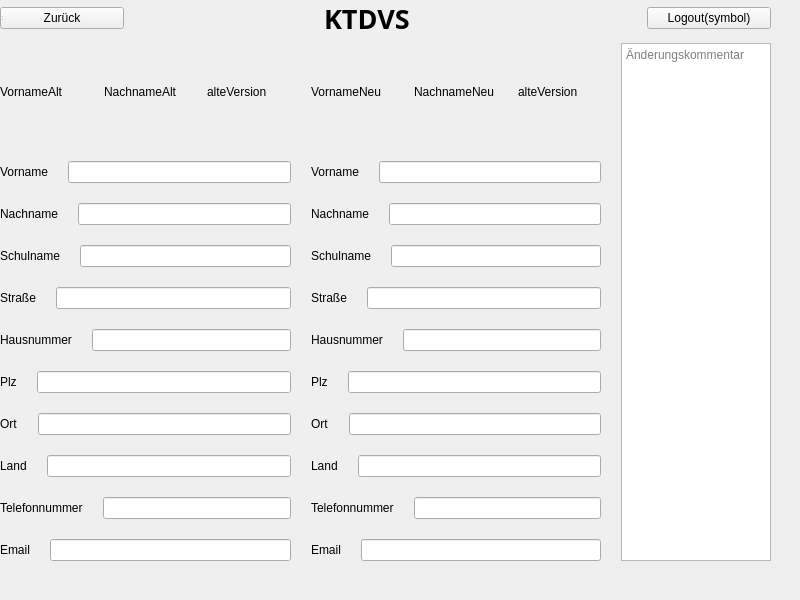
Qt form KTDVS/KTDVS/View_VersionsverlaufDetailliert.ui (SimonRuttmann/ClassReunionSoftware) before a commit.
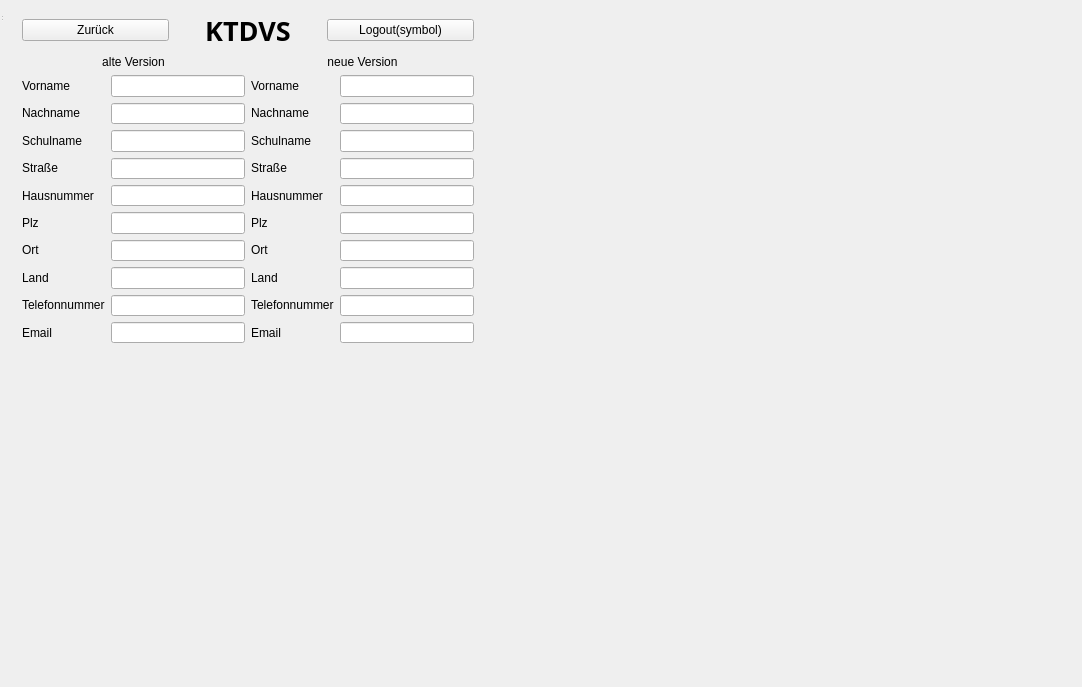
The same form after that commit.

Commit message: VersionsverlaufDetailiert verschönert

The edit to the form file:
```diff
--- a/KTDVS/KTDVS/View_VersionsverlaufDetailliert.ui
+++ b/KTDVS/KTDVS/View_VersionsverlaufDetailliert.ui
@@ -6,8 +6,8 @@
    <rect>
     <x>0</x>
     <y>0</y>
-    <width>800</width>
-    <height>600</height>
+    <width>1082</width>
+    <height>687</height>
    </rect>
   </property>
   <property name="windowTitle">
@@ -16,33 +16,24 @@
   <widget class="QWidget" name="centralwidget" native="true">
    <property name="geometry">
     <rect>
-     <x>0</x>
-     <y>0</y>
+     <x>20</x>
+     <y>10</y>
      <width>771</width>
      <height>561</height>
     </rect>
    </property>
-   <widget class="QWidget" name="verticalLayoutWidget">
+   <widget class="QWidget" name="">
     <property name="geometry">
      <rect>
-      <x>0</x>
-      <y>0</y>
-      <width>771</width>
-      <height>561</height>
+      <x>2</x>
+      <y>2</y>
+      <width>452</width>
+      <height>331</height>
      </rect>
     </property>
-    <layout class="QVBoxLayout" name="verticalLayout_2">
-     <property name="spacing">
-      <number>6</number>
-     </property>
-     <property name="topMargin">
-      <number>0</number>
-     </property>
+    <layout class="QVBoxLayout" name="verticalLayout_7">
      <item>
-      <layout class="QHBoxLayout" name="Seitenheader_2">
-       <property name="spacing">
-        <number>200</number>
-       </property>
+      <layout class="QHBoxLayout" name="horizontalLayout_5">
        <item>
         <widget class="QPushButton" name="zurueck">
          <property name="text">
@@ -63,6 +54,9 @@
          <property name="text">
           <string>KTDVS</string>
          </property>
+         <property name="alignment">
+          <set>Qt::AlignCenter</set>
+         </property>
         </widget>
        </item>
        <item>
@@ -75,39 +69,27 @@
       </layout>
      </item>
      <item>
-      <layout class="QHBoxLayout" name="Seiteninhalt_2">
-       <property name="spacing">
-        <number>20</number>
-       </property>
+      <layout class="QHBoxLayout" name="horizontalLayout_4">
        <item>
         <layout class="QVBoxLayout" name="alteVersion_2">
          <item>
-          <layout class="QHBoxLayout" name="ueberschriftAltVers_2">
-           <item>
-            <widget class="QLabel" name="vornameAlt">
-             <property name="text">
-              <string>VornameAlt</string>
-             </property>
-            </widget>
-           </item>
-           <item>
-            <widget class="QLabel" name="nachnameAlt">
-             <property name="text">
-              <string>NachnameAlt</string>
-             </property>
-            </widget>
-           </item>
+          <layout class="QHBoxLayout" name="horizontalLayout_3">
            <item>
             <widget class="QLabel" name="label_2">
              <property name="text">
-              <string>alteVersion</string>
+              <string>alte Version</string>
+             </property>
+             <property name="alignment">
+              <set>Qt::AlignCenter</set>
              </property>
             </widget>
            </item>
           </layout>
          </item>
          <item>
-          <layout class="QHBoxLayout" name="horizontalLayout_7">
+          <layout class="QHBoxLayout" name="horizontalLayout_2">
+           <item>
+            <layout class="QVBoxLayout" name="verticalLayout_3">
            <item>
             <widget class="QLabel" name="label_13">
              <property name="text">
@@ -116,135 +98,103 @@
             </widget>
            </item>
            <item>
+              <widget class="QLabel" name="label_14">
+               <property name="text">
+                <string>Nachname</string>
+               </property>
+              </widget>
+             </item>
+             <item>
+              <widget class="QLabel" name="label_15">
+               <property name="text">
+                <string>Schulname</string>
+               </property>
+              </widget>
+             </item>
+             <item>
+              <widget class="QLabel" name="label_16">
+               <property name="text">
+                <string>Straße</string>
+               </property>
+              </widget>
+             </item>
+             <item>
+              <widget class="QLabel" name="label_17">
+               <property name="text">
+                <string>Hausnummer</string>
+               </property>
+              </widget>
+             </item>
+             <item>
+              <widget class="QLabel" name="label_18">
+               <property name="text">
+                <string>Plz</string>
+               </property>
+              </widget>
+             </item>
+             <item>
+              <widget class="QLabel" name="label_19">
+               <property name="text">
+                <string>Ort</string>
+               </property>
+              </widget>
+             </item>
+             <item>
+              <widget class="QLabel" name="label_20">
+               <property name="text">
+                <string>Land</string>
+               </property>
+              </widget>
+             </item>
+             <item>
+              <widget class="QLabel" name="label_21">
+               <property name="text">
+                <string>Telefonnummer</string>
+               </property>
+              </widget>
+             </item>
+             <item>
+              <widget class="QLabel" name="label_22">
+               <property name="text">
+                <string>Email</string>
+               </property>
+              </widget>
+             </item>
+            </layout>
+           </item>
+           <item>
+            <layout class="QVBoxLayout" name="verticalLayout_4">
+             <item>
             <widget class="QLineEdit" name="lineEdit_1">
              <property name="enabled">
               <bool>true</bool>
              </property>
             </widget>
            </item>
-          </layout>
-         </item>
-         <item>
-          <layout class="QHBoxLayout" name="horizontalLayout_8">
-           <item>
-            <widget class="QLabel" name="label_14">
-             <property name="text">
-              <string>Nachname</string>
-             </property>
-            </widget>
-           </item>
            <item>
             <widget class="QLineEdit" name="lineEdit_2"/>
            </item>
-          </layout>
-         </item>
-         <item>
-          <layout class="QHBoxLayout" name="horizontalLayout_17">
-           <item>
-            <widget class="QLabel" name="label_15">
-             <property name="text">
-              <string>Schulname</string>
-             </property>
-            </widget>
-           </item>
            <item>
             <widget class="QLineEdit" name="lineEdit_3"/>
            </item>
-          </layout>
-         </item>
-         <item>
-          <layout class="QHBoxLayout" name="horizontalLayout_18">
-           <item>
-            <widget class="QLabel" name="label_16">
-             <property name="text">
-              <string>Straße</string>
-             </property>
-            </widget>
-           </item>
            <item>
             <widget class="QLineEdit" name="lineEdit_4"/>
            </item>
-          </layout>
-         </item>
-         <item>
-          <layout class="QHBoxLayout" name="horizontalLayout_19">
-           <item>
-            <widget class="QLabel" name="label_17">
-             <property name="text">
-              <string>Hausnummer</string>
-             </property>
-            </widget>
-           </item>
            <item>
             <widget class="QLineEdit" name="lineEdit_5"/>
            </item>
-          </layout>
-         </item>
-         <item>
-          <layout class="QHBoxLayout" name="horizontalLayout_20">
-           <item>
-            <widget class="QLabel" name="label_18">
-             <property name="text">
-              <string>Plz</string>
-             </property>
-            </widget>
-           </item>
            <item>
             <widget class="QLineEdit" name="lineEdit_6"/>
            </item>
-          </layout>
-         </item>
-         <item>
-          <layout class="QHBoxLayout" name="horizontalLayout_21">
-           <item>
-            <widget class="QLabel" name="label_19">
-             <property name="text">
-              <string>Ort</string>
-             </property>
-            </widget>
-           </item>
            <item>
             <widget class="QLineEdit" name="lineEdit_7"/>
            </item>
-          </layout>
-         </item>
-         <item>
-          <layout class="QHBoxLayout" name="horizontalLayout_22">
-           <item>
-            <widget class="QLabel" name="label_20">
-             <property name="text">
-              <string>Land</string>
-             </property>
-            </widget>
-           </item>
            <item>
             <widget class="QLineEdit" name="lineEdit_8"/>
            </item>
-          </layout>
-         </item>
-         <item>
-          <layout class="QHBoxLayout" name="horizontalLayout_9">
-           <item>
-            <widget class="QLabel" name="label_21">
-             <property name="text">
-              <string>Telefonnummer</string>
-             </property>
-            </widget>
-           </item>
            <item>
             <widget class="QLineEdit" name="lineEdit_9"/>
            </item>
-          </layout>
-         </item>
-         <item>
-          <layout class="QHBoxLayout" name="horizontalLayout_10">
-           <item>
-            <widget class="QLabel" name="label_22">
-             <property name="text">
-              <string>Email</string>
-             </property>
-            </widget>
-           </item>
            <item>
             <widget class="QLineEdit" name="lineEdit_10"/>
            </item>
@@ -252,35 +202,28 @@
          </item>
         </layout>
        </item>
+        </layout>
+       </item>
        <item>
         <layout class="QVBoxLayout" name="neueVersion_2">
          <item>
           <layout class="QHBoxLayout" name="ueberschriftAltVers_4">
-           <item>
-            <widget class="QLabel" name="vornameNeu">
-             <property name="text">
-              <string>VornameNeu</string>
-             </property>
-            </widget>
-           </item>
-           <item>
-            <widget class="QLabel" name="nachnameNeu">
-             <property name="text">
-              <string>NachnameNeu</string>
-             </property>
-            </widget>
-           </item>
            <item>
             <widget class="QLabel" name="label_35">
              <property name="text">
-              <string>alteVersion</string>
+              <string>neue Version</string>
+             </property>
+             <property name="alignment">
+              <set>Qt::AlignCenter</set>
              </property>
             </widget>
            </item>
           </layout>
          </item>
          <item>
-          <layout class="QHBoxLayout" name="horizontalLayout_40">
+          <layout class="QHBoxLayout" name="horizontalLayout">
+           <item>
+            <layout class="QVBoxLayout" name="verticalLayout_2">
            <item>
             <widget class="QLabel" name="label_36">
              <property name="text">
@@ -289,13 +232,6 @@
             </widget>
            </item>
            <item>
-            <widget class="QLineEdit" name="lineEdit_21"/>
-           </item>
-          </layout>
-         </item>
-         <item>
-          <layout class="QHBoxLayout" name="horizontalLayout_41">
-           <item>
             <widget class="QLabel" name="label_37">
              <property name="text">
               <string>Nachname</string>
@@ -303,13 +239,6 @@
             </widget>
            </item>
            <item>
-            <widget class="QLineEdit" name="lineEdit_22"/>
-           </item>
-          </layout>
-         </item>
-         <item>
-          <layout class="QHBoxLayout" name="horizontalLayout_42">
-           <item>
             <widget class="QLabel" name="label_38">
              <property name="text">
               <string>Schulname</string>
@@ -317,13 +246,6 @@
             </widget>
            </item>
            <item>
-            <widget class="QLineEdit" name="lineEdit_23"/>
-           </item>
-          </layout>
-         </item>
-         <item>
-          <layout class="QHBoxLayout" name="horizontalLayout_43">
-           <item>
             <widget class="QLabel" name="label_39">
              <property name="text">
               <string>Straße</string>
@@ -331,13 +253,6 @@
             </widget>
            </item>
            <item>
-            <widget class="QLineEdit" name="lineEdit_24"/>
-           </item>
-          </layout>
-         </item>
-         <item>
-          <layout class="QHBoxLayout" name="horizontalLayout_44">
-           <item>
             <widget class="QLabel" name="label_40">
              <property name="text">
               <string>Hausnummer</string>
@@ -345,13 +260,6 @@
             </widget>
            </item>
            <item>
-            <widget class="QLineEdit" name="lineEdit_25"/>
-           </item>
-          </layout>
-         </item>
-         <item>
-          <layout class="QHBoxLayout" name="horizontalLayout_45">
-           <item>
             <widget class="QLabel" name="label_41">
              <property name="text">
               <string>Plz</string>
@@ -359,13 +267,6 @@
             </widget>
            </item>
            <item>
-            <widget class="QLineEdit" name="lineEdit_26"/>
-           </item>
-          </layout>
-         </item>
-         <item>
-          <layout class="QHBoxLayout" name="horizontalLayout_46">
-           <item>
             <widget class="QLabel" name="label_42">
              <property name="text">
               <string>Ort</string>
@@ -373,13 +274,6 @@
             </widget>
            </item>
            <item>
-            <widget class="QLineEdit" name="lineEdit_27"/>
-           </item>
-          </layout>
-         </item>
-         <item>
-          <layout class="QHBoxLayout" name="horizontalLayout_47">
-           <item>
             <widget class="QLabel" name="label_43">
              <property name="text">
               <string>Land</string>
@@ -387,13 +281,6 @@
             </widget>
            </item>
            <item>
-            <widget class="QLineEdit" name="lineEdit_28"/>
-           </item>
-          </layout>
-         </item>
-         <item>
-          <layout class="QHBoxLayout" name="horizontalLayout_48">
-           <item>
             <widget class="QLabel" name="label_44">
              <property name="text">
               <string>Telefonnummer</string>
@@ -401,19 +288,43 @@
             </widget>
            </item>
            <item>
-            <widget class="QLineEdit" name="lineEdit_29"/>
-           </item>
-          </layout>
-         </item>
-         <item>
-          <layout class="QHBoxLayout" name="horizontalLayout_49">
-           <item>
             <widget class="QLabel" name="label_45">
              <property name="text">
               <string>Email</string>
              </property>
             </widget>
            </item>
+            </layout>
+           </item>
+           <item>
+            <layout class="QVBoxLayout" name="verticalLayout">
+             <item>
+              <widget class="QLineEdit" name="lineEdit_21"/>
+             </item>
+             <item>
+              <widget class="QLineEdit" name="lineEdit_22"/>
+             </item>
+             <item>
+              <widget class="QLineEdit" name="lineEdit_23"/>
+             </item>
+             <item>
+              <widget class="QLineEdit" name="lineEdit_24"/>
+             </item>
+             <item>
+              <widget class="QLineEdit" name="lineEdit_25"/>
+             </item>
+             <item>
+              <widget class="QLineEdit" name="lineEdit_26"/>
+             </item>
+             <item>
+              <widget class="QLineEdit" name="lineEdit_27"/>
+             </item>
+             <item>
+              <widget class="QLineEdit" name="lineEdit_28"/>
+             </item>
+             <item>
+              <widget class="QLineEdit" name="lineEdit_29"/>
+             </item>
            <item>
             <widget class="QLineEdit" name="lineEdit_30"/>
            </item>
@@ -421,18 +332,7 @@
          </item>
         </layout>
        </item>
-       <item>
-        <widget class="QTextEdit" name="Aenderungskommentar_6">
-         <property name="maximumSize">
-          <size>
-           <width>150</width>
-           <height>16777215</height>
-          </size>
-         </property>
-         <property name="placeholderText">
-          <string>Änderungskommentar</string>
-         </property>
-        </widget>
+        </layout>
        </item>
       </layout>
      </item>
```
Left out of the diff: 4 changed lines with no effect on the pictures. Lines whose indentation alone changed are shown as unchanged. The commit also changes 48 other files.
